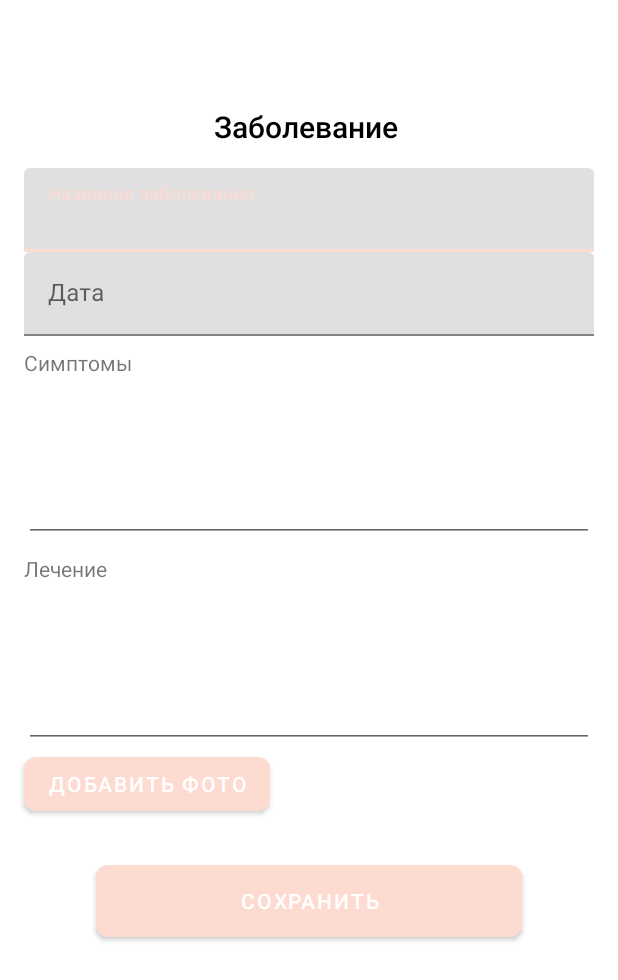
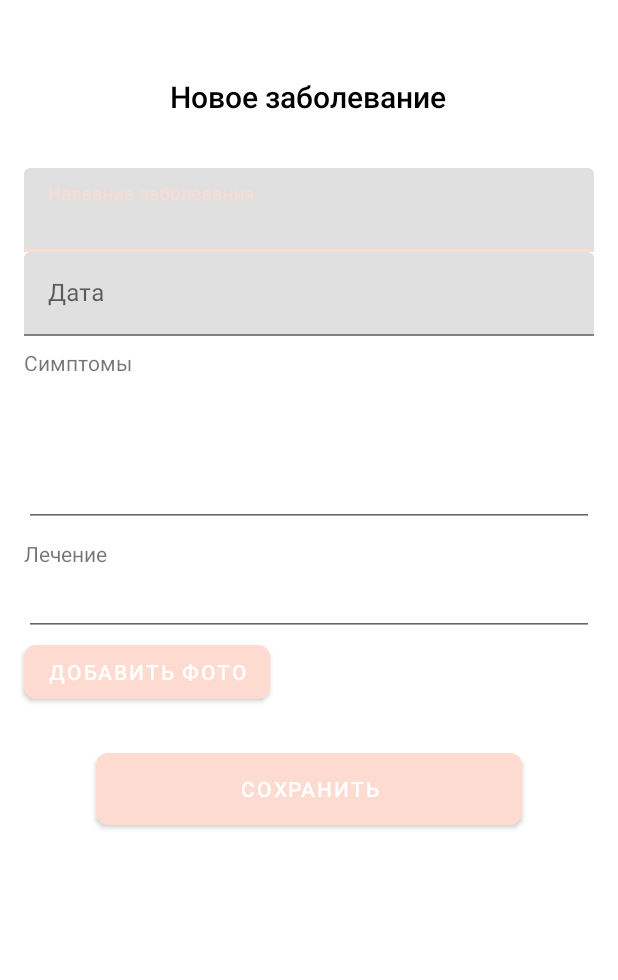
Before and after one commit to minionJerry/BabyMed, an Android app: the layout activity_new_illness.xml on its own in the app's theme, with its tools: preview values and no code run, on a phone screen of 412 x 824 dp. Shown: the top 980 px of the screen. Run offline under Robolectric (Android 15) with nearby library versions, the phone set to English and light mode, and no system bars.

```diff
--- a/app/src/main/java/com/kanykeinu/babymed/view/addeditchild/NewChildActivity.kt
+++ b/app/src/main/java/com/kanykeinu/babymed/view/addeditchild/NewChildActivity.kt
@@ -115,7 +115,6 @@ class NewChildActivity : AppCompatActivity() , View.OnClickListener, View.OnFocu
         }
     }
 
-
     private fun saveOrUpdateChild(){
         val newChild : Child
         val areFieldsFalidated = validateFields()
--- /dev/null
+++ b/app/src/main/res/drawable/ic_share_dark.xml
@@ -0,0 +1,5 @@
+<vector android:height="24dp" android:tint="#BFBFBF"
+    android:viewportHeight="24.0" android:viewportWidth="24.0"
+    android:width="24dp" xmlns:android="http://schemas.android.com/apk/res/android">
+    <path android:fillColor="#FF000000" android:pathData="M18,16.08c-0.76,0 -1.44,0.3 -1.96,0.77L8.91,12.7c0.05,-0.23 0.09,-0.46 0.09,-0.7s-0.04,-0.47 -0.09,-0.7l7.05,-4.11c0.54,0.5 1.25,0.81 2.04,0.81 1.66,0 3,-1.34 3,-3s-1.34,-3 -3,-3 -3,1.34 -3,3c0,0.24 0.04,0.47 0.09,0.7L8.04,9.81C7.5,9.31 6.79,9 6,9c-1.66,0 -3,1.34 -3,3s1.34,3 3,3c0.79,0 1.5,-0.31 2.04,-0.81l7.12,4.16c-0.05,0.21 -0.08,0.43 -0.08,0.65 0,1.61 1.31,2.92 2.92,2.92 1.61,0 2.92,-1.31 2.92,-2.92s-1.31,-2.92 -2.92,-2.92z"/>
+</vector>
--- a/app/src/main/res/layout/activity_new_illness.xml
+++ b/app/src/main/res/layout/activity_new_illness.xml
@@ -23,14 +23,14 @@
                 android:layout_width="wrap_content"
                 android:layout_height="29dp"
                 android:layout_marginEnd="16dp"
-                android:layout_marginBottom="12dp"
+                android:layout_marginBottom="32dp"
                 android:fontFamily="@font/rubik_medium"
-                android:text=" Заболевание  "
+                android:text="Новое заболевание "
+                android:textColor="@android:color/black"
                 android:textSize="20sp"
-                android:textColor="@android:color/black"
                 app:layout_constraintBottom_toTopOf="@+id/wrapperIllness"
                 app:layout_constraintEnd_toEndOf="parent"
-                app:layout_constraintHorizontal_bias="0.533"
+                app:layout_constraintHorizontal_bias="0.547"
                 app:layout_constraintStart_toStartOf="parent" />
 
             <com.google.android.material.textfield.TextInputLayout
@@ -61,6 +61,8 @@
                 android:layout_marginStart="16dp"
                 android:layout_marginEnd="16dp"
                 android:layout_marginBottom="8dp"
+                android:focusable="false"
+                android:clickable="true"
                 app:layout_constraintEnd_toEndOf="parent"
                 app:layout_constraintHorizontal_bias="1.0"
                 app:layout_constraintStart_toStartOf="parent"
@@ -78,7 +80,7 @@
             <EditText
                 android:id="@+id/editTextSymptoms"
                 android:layout_width="0dp"
-                android:layout_height="110dp"
+                android:layout_height="100dp"
                 android:layout_marginStart="16dp"
                 android:layout_marginEnd="16dp"
                 android:layout_marginBottom="16dp"
@@ -93,7 +95,7 @@
             <EditText
                 android:id="@+id/editTextTreatment"
                 android:layout_width="0dp"
-                android:layout_height="110dp"
+                android:layout_height="wrap_content"
                 android:layout_marginStart="16dp"
                 android:layout_marginEnd="16dp"
                 android:ems="10"
@@ -165,7 +167,7 @@
             android:id="@+id/newIllnessToolbar"
             android:layout_width="match_parent"
             android:layout_height="?actionBarSize"
-            app:layout_scrollFlags="enterAlways">
+            app:layout_scrollFlags="scroll">
 
         </androidx.appcompat.widget.Toolbar>
     </com.google.android.material.appbar.AppBarLayout>
--- a/app/src/main/res/values/strings.xml
+++ b/app/src/main/res/values/strings.xml
@@ -18,4 +18,5 @@
     <string name="save">Сохранить</string>
     <string name="edit">Редактировать</string>
     <string name="delete">Удалить</string>
+    <string name="child_is_deleted">Данные о ребенке удалены</string>
 </resources>
```
Also changed, not shown: app/src/main/java/com/kanykeinu/babymed/view/addeditillness/NewIllnessActivity.kt (+28 -10 lines), app/src/main/java/com/kanykeinu/babymed/view/childdetail/ChildDetailActivity.kt (+8 -9 lines), app/src/main/java/com/kanykeinu/babymed/view/childdetail/IllnessAdapter.kt (+7 -6 lines), app/src/main/res/layout/activity_medical_file.xml (+13 -11 lines), app/src/main/res/layout/illness_list_item.xml (+6 -11 lines).
